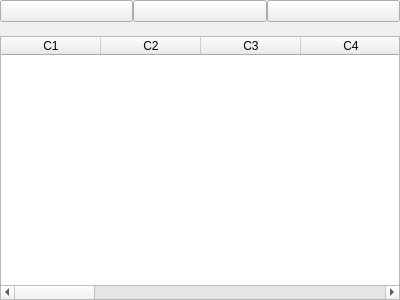
First picture: the form in src/view/ui/project_tutorial/list.ui, repository fersilentt/ProgrammingDirectories, before the edit.
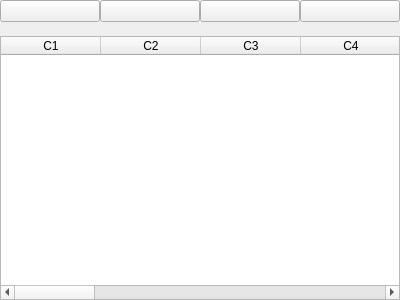
Second picture: the form after the edit.

```diff
--- a/src/view/ui/project_tutorial/list.ui
+++ b/src/view/ui/project_tutorial/list.ui
@@ -52,6 +52,13 @@
        </property>
       </widget>
      </item>
+     <item>
+      <widget class="QPushButton" name="pbView">
+       <property name="text">
+        <string/>
+       </property>
+      </widget>
+     </item>
     </layout>
    </item>
    <item>
```
